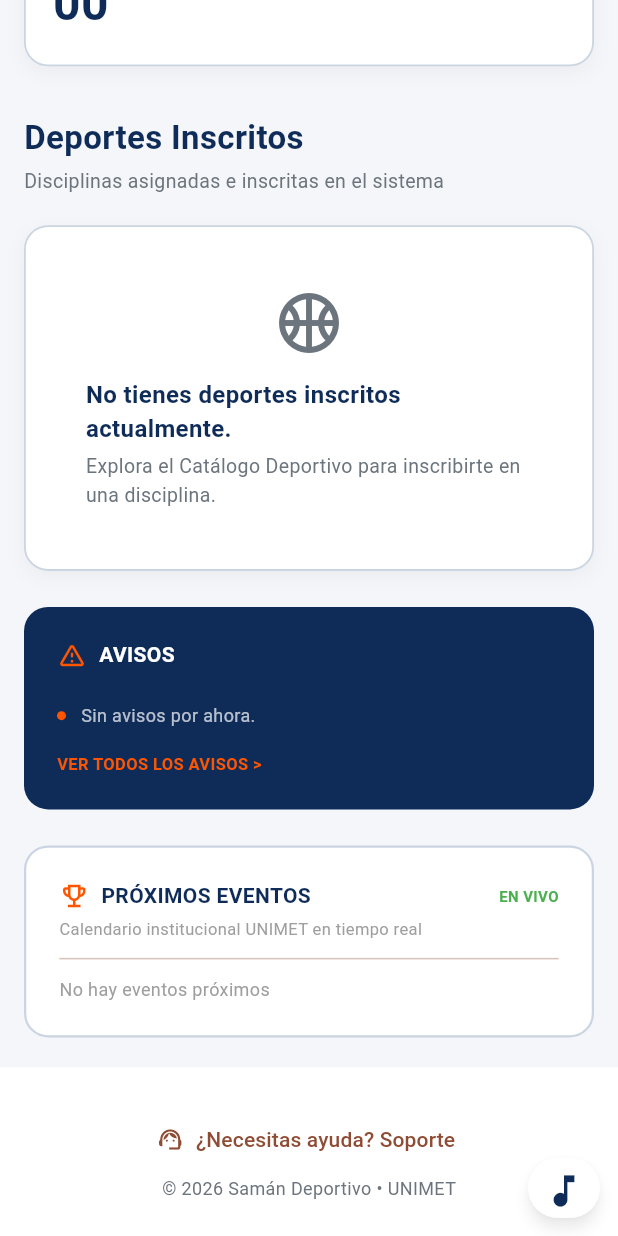
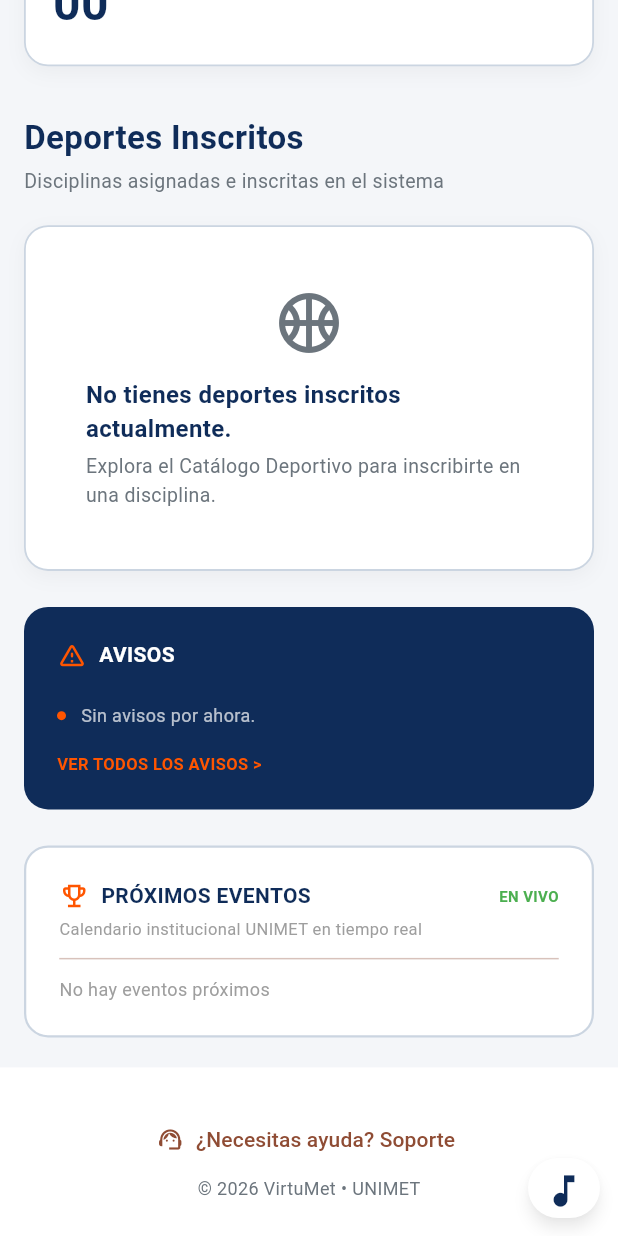
Before and after one commit to adrianagomes-cloud/VirtuMet, a Flutter app: the StudentDashboardPage screen opened directly, scrolled down 705 dp, on a phone screen of 412 x 824 dp. Run offline on Flutter 3.47's test engine with Material 3 defaults, Android fonts, the phone set to English and light mode, and no system bars; our stand-ins replace cloud_firestore, firebase_auth, firebase_core, firebase_storage, image_picker, web; missing offline and left inert: dart:js_interop; accounts and stored records are empty; network calls fail; statements that could not run were skipped.

Commit message:
Unificar nombre VirtuMet en los pies de pagina

```diff
--- a/flutter_virtumet/lib/admin_dashboard_page.dart
+++ b/flutter_virtumet/lib/admin_dashboard_page.dart
@@ -1341,7 +1341,7 @@ class _AdminDashboardPageState extends State<AdminDashboardPage> {
       padding: const EdgeInsets.symmetric(vertical: 24),
       alignment: Alignment.center,
       child: const Text(
-        '© 2026 Samán Deportivo · Universidad Metropolitana',
+        '© 2026 VirtuMet · Universidad Metropolitana',
         style: TextStyle(fontSize: 12, color: Colors.grey),
       ),
     );
--- a/flutter_virtumet/lib/student_dashboard_page.dart
+++ b/flutter_virtumet/lib/student_dashboard_page.dart
@@ -1117,7 +1117,7 @@ class _StudentDashboardPageState extends State<StudentDashboardPage> {
               label: const Text('¿Necesitas ayuda? Soporte'),
             ),
             const Text(
-              '© 2026 Samán Deportivo • UNIMET',
+              '© 2026 VirtuMet • UNIMET',
               style: TextStyle(fontSize: 12, color: textGrey),
             ),
           ],
--- a/flutter_virtumet/lib/teacher_dashboard_page.dart
+++ b/flutter_virtumet/lib/teacher_dashboard_page.dart
@@ -1286,7 +1286,7 @@ class _TeacherDashboardPageState extends State<TeacherDashboardPage> {
               icon: const Icon(Icons.support_agent, size: 18),
               label: const Text('¿Necesitas ayuda? Soporte'),
             ),
-            const Text('© 2026 Samán Deportivo · UNIMET',
+            const Text('© 2026 VirtuMet · UNIMET',
                 style: TextStyle(color: textGrey, fontSize: 12)),
           ],
         ),
```
